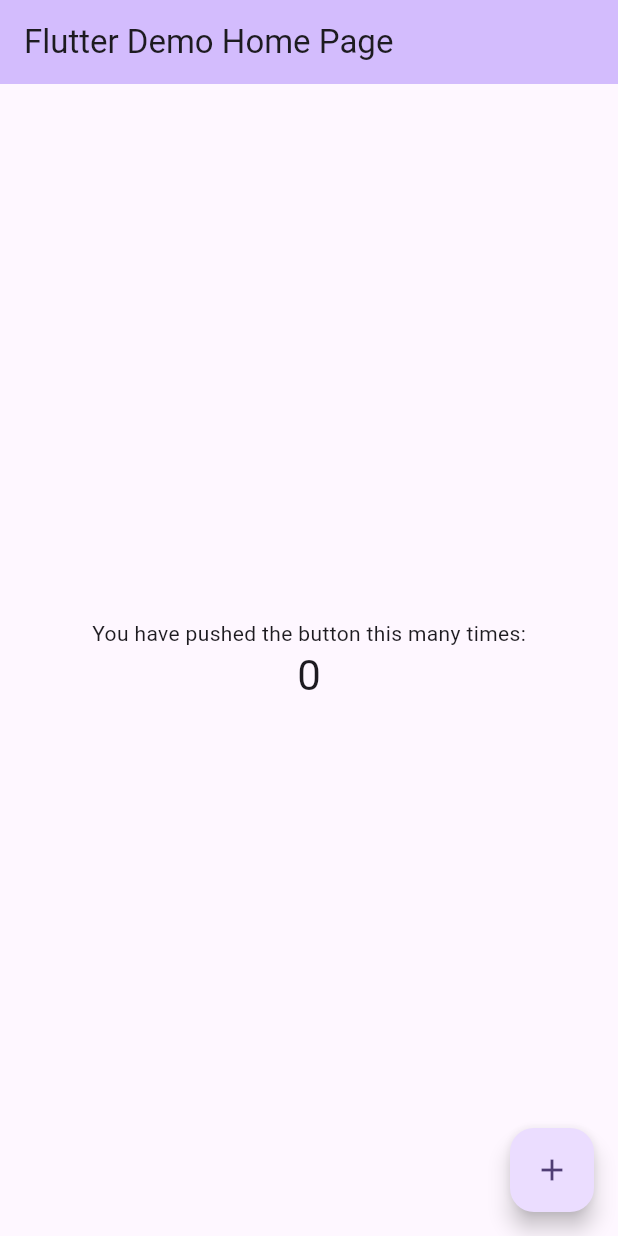
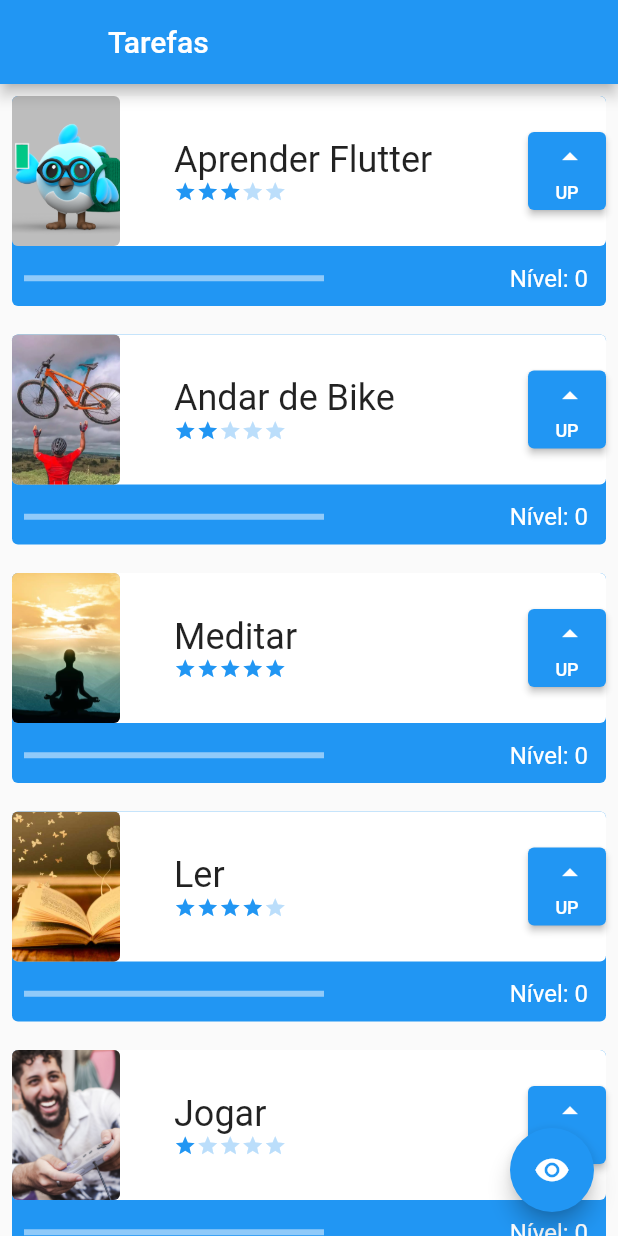
Before and after one commit to Eduardoduarte784/flutter_task_list, a Flutter app: the screen it shows after launch, on a phone screen of 412 x 824 dp. Run offline on Flutter 3.47's test engine with Material 2 defaults, Android fonts, the phone set to English and light mode, and no system bars.

Commit message:
Creating Task List

```diff
--- /dev/null
+++ b/lib/components/difficulty.dart
@@ -0,0 +1,40 @@
+import 'package:flutter/material.dart';
+
+class Difficulty extends StatelessWidget {
+  const Difficulty(this.difficultyLevel, {super.key});
+
+  final int difficultyLevel;
+
+  @override
+  Widget build(BuildContext context) {
+    return Row(
+      children: [
+        Icon(
+          Icons.star,
+          size: 15,
+          color: (difficultyLevel >= 1) ? Colors.blue : Colors.blue[100],
+        ),
+        Icon(
+          Icons.star,
+          size: 15,
+          color: (difficultyLevel >= 2) ? Colors.blue : Colors.blue[100],
+        ),
+        Icon(
+          Icons.star,
+          size: 15,
+          color: (difficultyLevel >= 3) ? Colors.blue : Colors.blue[100],
+        ),
+        Icon(
+          Icons.star,
+          size: 15,
+          color: (difficultyLevel >= 4) ? Colors.blue : Colors.blue[100],
+        ),
+        Icon(
+          Icons.star,
+          size: 15,
+          color: (difficultyLevel >= 5) ? Colors.blue : Colors.blue[100],
+        ),
+      ],
+    );
+  }
+}
--- /dev/null
+++ b/lib/components/task.dart
@@ -0,0 +1,145 @@
+import 'package:flutter/material.dart';
+import 'package:flutter_task_list/components/difficulty.dart';
+
+class Task extends StatefulWidget {
+  final String name;
+  final String image;
+  final int difficultyLevel;
+
+  const Task(this.name, this.image, this.difficultyLevel, {super.key});
+
+  @override
+  State<Task> createState() => _TaskState();
+}
+
+class _TaskState extends State<Task> {
+  int level = 0;
+  int masteryLevel = 0;
+
+  Color getMasteryLevelColor() {
+    switch (masteryLevel % 5) {
+      case 0:
+        return Colors.blue;
+      case 1:
+        return Colors.green;
+      case 2:
+        return Colors.yellow;
+      case 3:
+        return Colors.orange;
+      case 4:
+        return Colors.red;
+      default:
+        throw Exception('Nível de maestria inválido');
+    }
+  }
+
+  @override
+  Widget build(BuildContext context) {
+    return Padding(
+      padding: const EdgeInsets.all(8.0),
+      child: Stack(children: [
+        Container(
+          decoration: BoxDecoration(
+            borderRadius: BorderRadius.circular(4),
+            color: getMasteryLevelColor(),
+          ),
+          height: 140,
+        ),
+        Column(
+          children: [
+            Container(
+              decoration: BoxDecoration(
+                borderRadius: BorderRadius.circular(4),
+                color: Colors.white,
+              ),
+              height: 100,
+              child: Row(
+                mainAxisAlignment: MainAxisAlignment.spaceBetween,
+                children: [
+                  Container(
+                    decoration: BoxDecoration(
+                      borderRadius: BorderRadius.circular(4),
+                      color: Colors.black26,
+                    ),
+                    width: 72,
+                    height: 100,
+                    child: ClipRRect(
+                      borderRadius: BorderRadius.circular(4),
+                      child: Image.asset(
+                        widget.image,
+                        fit: BoxFit.cover,
+                      ),
+                    ),
+                  ),
+                  Column(
+                    mainAxisAlignment: MainAxisAlignment.center,
+                    crossAxisAlignment: CrossAxisAlignment.start,
+                    children: [
+                      SizedBox(
+                        width: 200,
+                        child: Text(
+                          widget.name,
+                          style: const TextStyle(
+                              fontSize: 24, overflow: TextOverflow.ellipsis),
+                        ),
+                      ),
+                      Difficulty(widget.difficultyLevel),
+                    ],
+                  ),
+                  SizedBox(
+                    width: 52,
+                    height: 52,
+                    child: ElevatedButton(
+                        onPressed: () {
+                          setState(() {
+                            level++;
+
+                            if (level == widget.difficultyLevel * 10) {
+                              level = 0;
+                              masteryLevel++;
+                            }
+                          });
+                        },
+                        child: const Column(
+                            mainAxisAlignment: MainAxisAlignment.spaceEvenly,
+                            children: [
+                              Icon(Icons.arrow_drop_up),
+                              Text(
+                                'UP',
+                                style: TextStyle(fontSize: 12),
+                              )
+                            ])),
+                  )
+                ],
+              ),
+            ),
+            Row(
+              mainAxisAlignment: MainAxisAlignment.spaceBetween,
+              children: [
+                Padding(
+                  padding: const EdgeInsets.all(8.0),
+                  child: SizedBox(
+                    width: 200,
+                    child: LinearProgressIndicator(
+                      color: Colors.white,
+                      value: (widget.difficultyLevel > 0)
+                          ? (level / widget.difficultyLevel) / 10
+                          : 1,
+                    ),
+                  ),
+                ),
+                Padding(
+                  padding: const EdgeInsets.all(12.0),
+                  child: Text(
+                    'Nível: $level',
+                    style: const TextStyle(color: Colors.white, fontSize: 16),
+                  ),
+                ),
+              ],
+            ),
+          ],
+        ),
+      ]),
+    );
+  }
+}
--- a/lib/main.dart
+++ b/lib/main.dart
@@ -1,4 +1,5 @@
 import 'package:flutter/material.dart';
+import 'package:flutter_task_list/screens/initial_screen.dart';
 
 void main() {
   runApp(const MyApp());
@@ -7,119 +8,14 @@ void main() {
 class MyApp extends StatelessWidget {
   const MyApp({super.key});
 
-  // This widget is the root of your application.
   @override
   Widget build(BuildContext context) {
     return MaterialApp(
       title: 'Flutter Demo',
       theme: ThemeData(
-        // This is the theme of your application.
-        //
-        // TRY THIS: Try running your application with "flutter run". You'll see
-        // the application has a blue toolbar. Then, without quitting the app,
-        // try changing the seedColor in the colorScheme below to Colors.green
-        // and then invoke "hot reload" (save your changes or press the "hot
-        // reload" button in a Flutter-supported IDE, or press "r" if you used
-        // the command line to start the app).
-        //
-        // Notice that the counter didn't reset back to zero; the application
-        // state is not lost during the reload. To reset the state, use hot
-        // restart instead.
-        //
-        // This works for code too, not just values: Most code changes can be
-        // tested with just a hot reload.
-        colorScheme: ColorScheme.fromSeed(seedColor: Colors.deepPurple),
-        useMaterial3: true,
+        primarySwatch: Colors.blue,
       ),
-      home: const MyHomePage(title: 'Flutter Demo Home Page'),
+      home: const InitialScreen(),
     );
   }
 }
-
-class MyHomePage extends StatefulWidget {
-  const MyHomePage({super.key, required this.title});
-
-  // This widget is the home page of your application. It is stateful, meaning
-  // that it has a State object (defined below) that contains fields that affect
-  // how it looks.
-
-  // This class is the configuration for the state. It holds the values (in this
-  // case the title) provided by the parent (in this case the App widget) and
-  // used by the build method of the State. Fields in a Widget subclass are
-  // always marked "final".
-
-  final String title;
-
-  @override
-  State<MyHomePage> createState() => _MyHomePageState();
-}
-
-class _MyHomePageState extends State<MyHomePage> {
-  int _counter = 0;
-
-  void _incrementCounter() {
-    setState(() {
-      // This call to setState tells the Flutter framework that something has
-      // changed in this State, which causes it to rerun the build method below
-      // so that the display can reflect the updated values. If we changed
-      // _counter without calling setState(), then the build method would not be
-      // called again, and so nothing would appear to happen.
-      _counter++;
-    });
-  }
-
-  @override
-  Widget build(BuildContext context) {
-    // This method is rerun every time setState is called, for instance as done
-    // by the _incrementCounter method above.
-    //
-    // The Flutter framework has been optimized to make rerunning build methods
-    // fast, so that you can just rebuild anything that needs updating rather
-    // than having to individually change instances of widgets.
-    return Scaffold(
-      appBar: AppBar(
-        // TRY THIS: Try changing the color here to a specific color (to
-        // Colors.amber, perhaps?) and trigger a hot reload to see the AppBar
-        // change color while the other colors stay the same.
-        backgroundColor: Theme.of(context).colorScheme.inversePrimary,
-        // Here we take the value from the MyHomePage object that was created by
-        // the App.build method, and use it to set our appbar title.
-        title: Text(widget.title),
-      ),
-      body: Center(
-        // Center is a layout widget. It takes a single child and positions it
-        // in the middle of the parent.
-        child: Column(
-          // Column is also a layout widget. It takes a list of children and
-          // arranges them vertically. By default, it sizes itself to fit its
-          // children horizontally, and tries to be as tall as its parent.
-          //
-          // Column has various properties to control how it sizes itself and
-          // how it positions its children. Here we use mainAxisAlignment to
-          // center the children vertically; the main axis here is the vertical
-          // axis because Columns are vertical (the cross axis would be
-          // horizontal).
-          //
-          // TRY THIS: Invoke "debug painting" (choose the "Toggle Debug Paint"
-          // action in the IDE, or press "p" in the console), to see the
-          // wireframe for each widget.
-          mainAxisAlignment: MainAxisAlignment.center,
-          children: <Widget>[
-            const Text(
-              'You have pushed the button this many times:',
-            ),
-            Text(
-              '$_counter',
-              style: Theme.of(context).textTheme.headlineMedium,
-            ),
-          ],
-        ),
-      ),
-      floatingActionButton: FloatingActionButton(
-        onPressed: _incrementCounter,
-        tooltip: 'Increment',
-        child: const Icon(Icons.add),
-      ), // This trailing comma makes auto-formatting nicer for build methods.
-    );
-  }
-}
--- /dev/null
+++ b/lib/screens/initial_screen.dart
@@ -0,0 +1,49 @@
+import 'package:flutter/material.dart';
+import 'package:flutter_task_list/components/task.dart';
+
+class InitialScreen extends StatefulWidget {
+  const InitialScreen({super.key});
+
+  @override
+  State<InitialScreen> createState() => _InitialScreenState();
+}
+
+class _InitialScreenState extends State<InitialScreen> {
+  bool showTasks = true;
+
+  @override
+  Widget build(BuildContext context) {
+    const String pathToImages = 'assets/images/';
+
+    return Scaffold(
+      appBar: AppBar(
+        leading: Container(),
+        title: const Text('Tarefas'),
+      ),
+      body: AnimatedOpacity(
+        opacity: showTasks ? 1 : 0,
+        duration: const Duration(milliseconds: 800),
+        child: ListView(
+          children: const [
+            Task('Aprender Flutter', '${pathToImages}flutter.png', 3),
+            Task('Andar de Bike', '${pathToImages}bike.webp', 2),
+            Task('Meditar', '${pathToImages}meditar.jpeg', 5),
+            Task('Ler', '${pathToImages}ler.jpg', 4),
+            Task('Jogar', '${pathToImages}jogar.jpg', 1),
+            SizedBox(
+              height: 80,
+            )
+          ],
+        ),
+      ),
+      floatingActionButton: FloatingActionButton(
+        onPressed: () => {
+          setState(
+            () => showTasks = !showTasks,
+          )
+        },
+        child: const Icon(Icons.remove_red_eye),
+      ),
+    );
+  }
+}
--- a/pubspec.yaml
+++ b/pubspec.yaml
@@ -62,6 +62,8 @@ flutter:
   # assets:
   #   - images/a_dot_burr.jpeg
   #   - images/a_dot_ham.jpeg
+  assets:
+    - assets/images/
 
   # An image asset can refer to one or more resolution-specific "variants", see
   # https://flutter.dev/assets-and-images/#resolution-aware
```
Also changed, not shown: assets/images/bike.webp (added), assets/images/flutter.png (added), assets/images/jogar.jpg (added), assets/images/ler.jpg (added), assets/images/meditar.jpeg (added).
